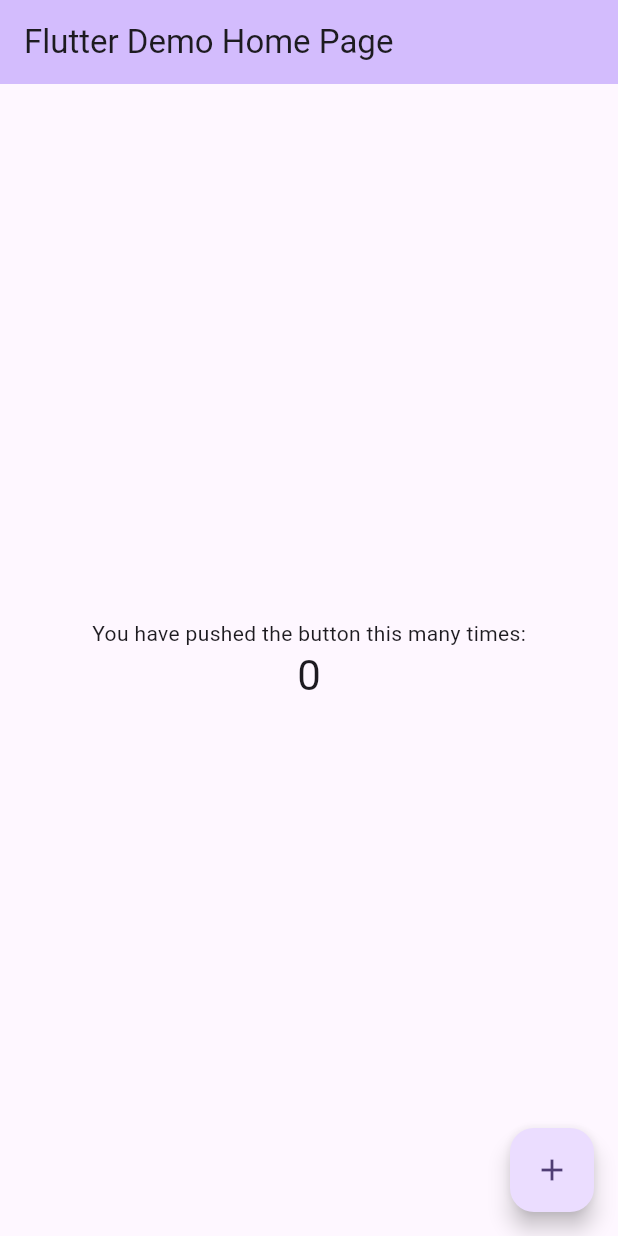
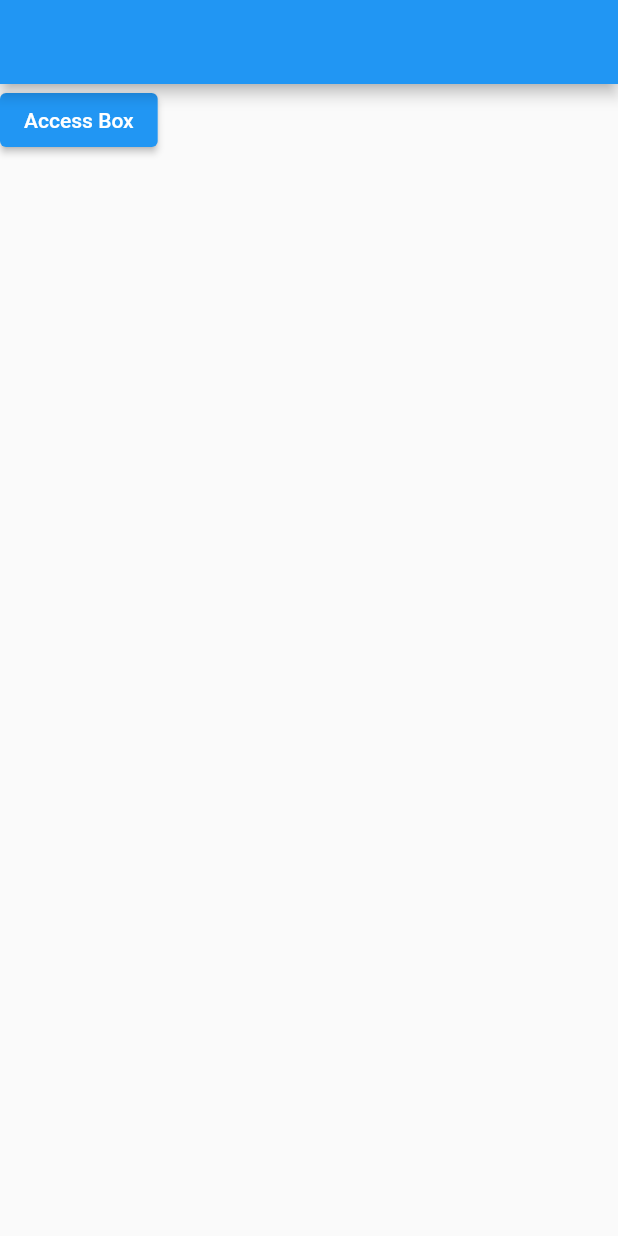
Before and after one commit to Adel-Saad/hive_app, a Flutter app: the screen it shows after launch, on a phone screen of 412 x 824 dp. Run offline on Flutter 3.47's test engine with Material 2 defaults, Android fonts, the phone set to English and light mode, and no system bars; our stand-ins replace hive_flutter; accounts and stored records are empty.

```diff
--- a/lib/main.dart
+++ b/lib/main.dart
@@ -1,125 +1,20 @@
 import 'package:flutter/material.dart';
+import 'package:hive_app/views/test_view.dart';
+import 'package:hive_flutter/adapters.dart';
 
-void main() {
+Future<void> main() async {
+  WidgetsFlutterBinding.ensureInitialized();
+  await Hive.initFlutter();
   runApp(const MyApp());
 }
 
 class MyApp extends StatelessWidget {
   const MyApp({super.key});
 
-  // This widget is the root of your application.
   @override
   Widget build(BuildContext context) {
-    return MaterialApp(
-      title: 'Flutter Demo',
-      theme: ThemeData(
-        // This is the theme of your application.
-        //
-        // TRY THIS: Try running your application with "flutter run". You'll see
-        // the application has a blue toolbar. Then, without quitting the app,
-        // try changing the seedColor in the colorScheme below to Colors.green
-        // and then invoke "hot reload" (save your changes or press the "hot
-        // reload" button in a Flutter-supported IDE, or press "r" if you used
-        // the command line to start the app).
-        //
-        // Notice that the counter didn't reset back to zero; the application
-        // state is not lost during the reload. To reset the state, use hot
-        // restart instead.
-        //
-        // This works for code too, not just values: Most code changes can be
-        // tested with just a hot reload.
-        colorScheme: ColorScheme.fromSeed(seedColor: Colors.deepPurple),
-        useMaterial3: true,
-      ),
-      home: const MyHomePage(title: 'Flutter Demo Home Page'),
+    return const MaterialApp(
+      home: TestPage(),
     );
   }
 }
-
-class MyHomePage extends StatefulWidget {
-  const MyHomePage({super.key, required this.title});
-
-  // This widget is the home page of your application. It is stateful, meaning
-  // that it has a State object (defined below) that contains fields that affect
-  // how it looks.
-
-  // This class is the configuration for the state. It holds the values (in this
-  // case the title) provided by the parent (in this case the App widget) and
-  // used by the build method of the State. Fields in a Widget subclass are
-  // always marked "final".
-
-  final String title;
-
-  @override
-  State<MyHomePage> createState() => _MyHomePageState();
-}
-
-class _MyHomePageState extends State<MyHomePage> {
-  int _counter = 0;
-
-  void _incrementCounter() {
-    setState(() {
-      // This call to setState tells the Flutter framework that something has
-      // changed in this State, which causes it to rerun the build method below
-      // so that the display can reflect the updated values. If we changed
-      // _counter without calling setState(), then the build method would not be
-      // called again, and so nothing would appear to happen.
-      _counter++;
-    });
-  }
-
-  @override
-  Widget build(BuildContext context) {
-    // This method is rerun every time setState is called, for instance as done
-    // by the _incrementCounter method above.
-    //
-    // The Flutter framework has been optimized to make rerunning build methods
-    // fast, so that you can just rebuild anything that needs updating rather
-    // than having to individually change instances of widgets.
-    return Scaffold(
-      appBar: AppBar(
-        // TRY THIS: Try changing the color here to a specific color (to
-        // Colors.amber, perhaps?) and trigger a hot reload to see the AppBar
-        // change color while the other colors stay the same.
-        backgroundColor: Theme.of(context).colorScheme.inversePrimary,
-        // Here we take the value from the MyHomePage object that was created by
-        // the App.build method, and use it to set our appbar title.
-        title: Text(widget.title),
-      ),
-      body: Center(
-        // Center is a layout widget. It takes a single child and positions it
-        // in the middle of the parent.
-        child: Column(
-          // Column is also a layout widget. It takes a list of children and
-          // arranges them vertically. By default, it sizes itself to fit its
-          // children horizontally, and tries to be as tall as its parent.
-          //
-          // Column has various properties to control how it sizes itself and
-          // how it positions its children. Here we use mainAxisAlignment to
-          // center the children vertically; the main axis here is the vertical
-          // axis because Columns are vertical (the cross axis would be
-          // horizontal).
-          //
-          // TRY THIS: Invoke "debug painting" (choose the "Toggle Debug Paint"
-          // action in the IDE, or press "p" in the console), to see the
-          // wireframe for each widget.
-          mainAxisAlignment: MainAxisAlignment.center,
-          children: <Widget>[
-            const Text(
-              'You have pushed the button this many times:',
-            ),
-            Text(
-              '$_counter',
-              style: Theme.of(context).textTheme.headlineMedium,
-            ),
-          ],
-        ),
-      ),
-      floatingActionButton: FloatingActionButton(
-        onPressed: _incrementCounter,
-        tooltip: 'Increment',
-        child: const Icon(Icons.add),
-      ), // This trailing comma makes auto-formatting nicer for build methods.
-    );
-  }
-}
--- /dev/null
+++ b/lib/views/test_view.dart
@@ -0,0 +1,15 @@
+import 'package:flutter/material.dart';
+
+class TestPage extends StatelessWidget {
+  const TestPage({super.key});
+
+  @override
+  Widget build(BuildContext context) {
+    return Scaffold(
+      appBar: AppBar(),
+      body: Column(
+        children: [ElevatedButton(onPressed: () {}, child: Text('Access Box'))],
+      ),
+    );
+  }
+}
```
Also changed, not shown: pubspec.yaml (+8 -20 lines), pubspec.lock, 1 other file.
